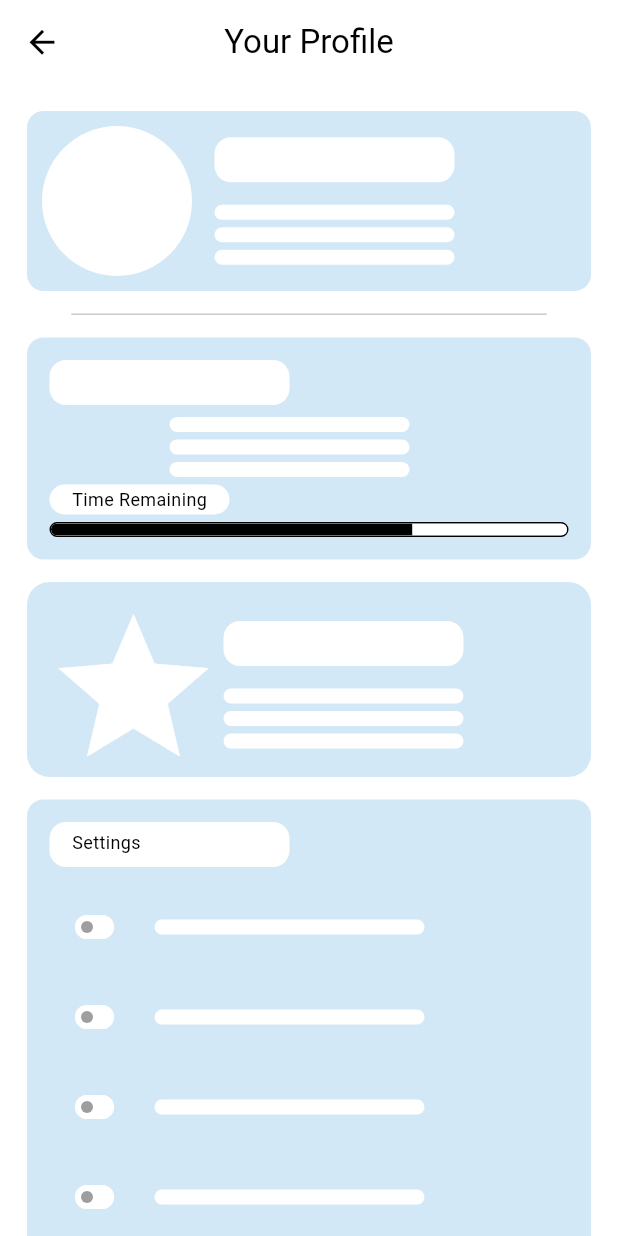
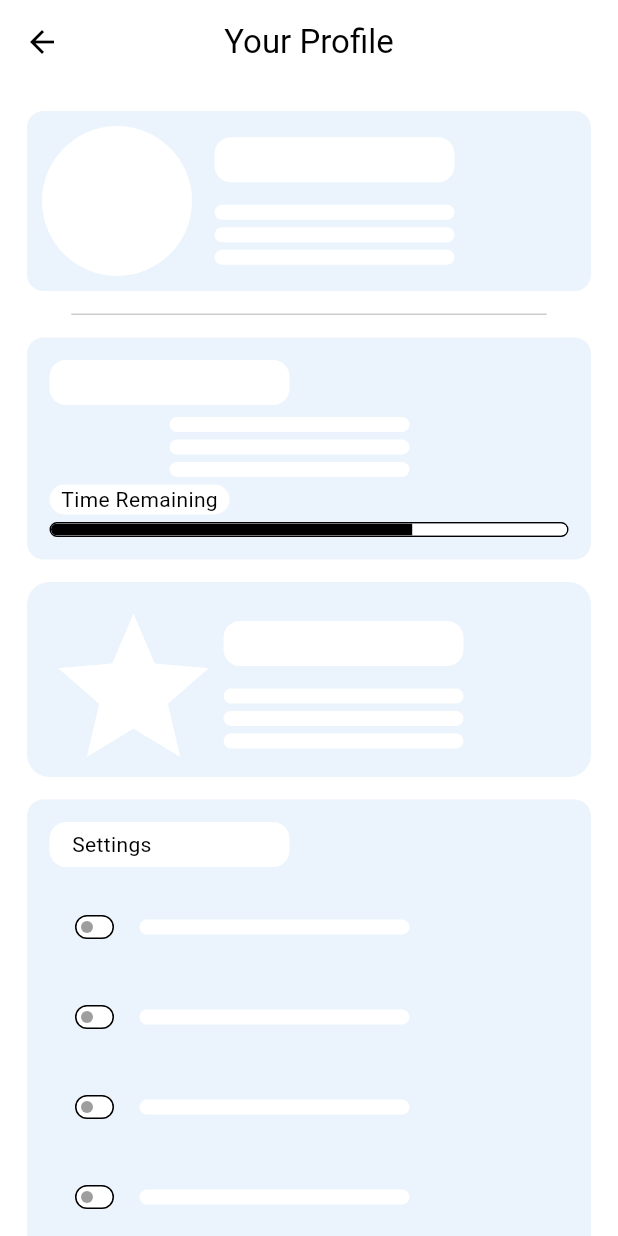
Before and after one commit to RushirajRavalji/GearCare, a Flutter app: the ProfileScreen screen opened directly, on a phone screen of 412 x 824 dp. Run offline on Flutter 3.47's test engine with Material 3 defaults, Android fonts, the phone set to English and light mode, and no system bars.

Commit message:
updated ui

```diff
--- a/lib/Design/profile.dart
+++ b/lib/Design/profile.dart
@@ -1,119 +1,75 @@
 import 'package:flutter/material.dart';
+import 'package:gearcare/theme.dart';
 
 class ProfileScreen extends StatefulWidget {
   const ProfileScreen({super.key});
 
   @override
-  _ProfileScreenState createState() => _ProfileScreenState();
+  State<ProfileScreen> createState() => _ProfileScreenState();
 }
 
 class _ProfileScreenState extends State<ProfileScreen> {
-  Color c1 = const Color.fromRGBO(211, 232, 246, 1);
-  double w = 0;
-
-  // List to store switch states
-  List<bool> switchValues = List.generate(8, (index) => false);
+  final List<bool> _switchValues = List.generate(8, (index) => false);
 
   @override
   Widget build(BuildContext context) {
-    w = MediaQuery.of(context).size.width;
+    final appColors = Theme.of(context).extension<AppColors>()!;
 
     return Scaffold(
-      backgroundColor: Colors.white,
       appBar: AppBar(
         backgroundColor: Colors.white,
         elevation: 0,
         leading: IconButton(
-          icon: Icon(Icons.arrow_back, color: Colors.black, size: 25),
+          icon: const Icon(Icons.arrow_back, color: Colors.black),
           onPressed: () => Navigator.pop(context),
         ),
-        title: Text(
+        title: const Text(
           "Your Profile",
           style: TextStyle(color: Colors.black, fontSize: 22),
         ),
         centerTitle: true,
       ),
       body: SingleChildScrollView(
-        padding: EdgeInsets.all(18),
+        padding: const EdgeInsets.all(18),
         child: Column(
-          crossAxisAlignment: CrossAxisAlignment.center,
           children: [
-            //! Profile Section
-            _buildProfileSection(),
-
-            SizedBox(height: 15),
+            _buildProfileSection(appColors),
+            const SizedBox(height: 15),
             _buildDivider(),
-            SizedBox(height: 15),
-
-            //! Subscription Box with Progress
-            _buildSubscriptionBox(),
-
-            SizedBox(height: 15),
-
-            //! Rewards Section
-            _buildRewardsSection(),
-
-            SizedBox(height: 15),
-
-            //! Settings Section (with Toggles)
-            _buildSettingsSection(),
-
-            SizedBox(height: 20),
-
-            //! Logout Button
-            SizedBox(
-              width: 170,
-              height: 40,
-              child: ElevatedButton(
-                style: ElevatedButton.styleFrom(
-                  backgroundColor: Colors.black,
-                  shape: RoundedRectangleBorder(
-                    borderRadius: BorderRadius.circular(10),
-                  ),
-                  padding: EdgeInsets.only(),
-                ),
-                onPressed: () {},
-                child: Row(
-                  mainAxisSize: MainAxisSize.min,
-                  children: [
-                    Text(
-                      "Logout",
-                      style: TextStyle(color: Colors.white, fontSize: 16),
-                    ),
-                    SizedBox(width: 10),
-                    Icon(Icons.logout, color: Colors.white, size: 18),
-                  ],
-                ),
-              ),
-            ),
+            const SizedBox(height: 15),
+            _buildSubscriptionBox(appColors),
+            const SizedBox(height: 15),
+            _buildRewardsSection(appColors),
+            const SizedBox(height: 15),
+            _buildSettingsSection(appColors),
+            const SizedBox(height: 20),
+            const _LogoutButton(),
           ],
         ),
       ),
     );
   }
 
-  //! Profile Section
-  Widget _buildProfileSection() {
+  Widget _buildProfileSection(AppColors appColors) {
     return Container(
-      padding: EdgeInsets.all(10),
-      width: w,
+      padding: const EdgeInsets.all(10),
       decoration: BoxDecoration(
-        color: c1,
+        color: appColors.lightBlue,
         borderRadius: BorderRadius.circular(11),
       ),
       child: Row(
         children: [
-          CircleAvatar(radius: 50, backgroundColor: Colors.white),
-          SizedBox(width: 15),
+          const CircleAvatar(radius: 50, backgroundColor: Colors.white),
+          const SizedBox(width: 15),
           Column(
             crossAxisAlignment: CrossAxisAlignment.start,
             children: [
               _buildPlaceholderBox(height: 30),
-              SizedBox(height: 15),
+              const SizedBox(height: 15),
               _buildPlaceholderBox(),
-              SizedBox(height: 5),
+              const SizedBox(height: 5),
               _buildPlaceholderBox(),
-              SizedBox(height: 5),
+              const SizedBox(height: 5),
               _buildPlaceholderBox(),
             ],
           ),
@@ -122,33 +78,31 @@ class _ProfileScreenState extends State<ProfileScreen> {
     );
   }
 
-  //! Subscription Section
-  Widget _buildSubscriptionBox() {
+  Widget _buildSubscriptionBox(AppColors appColors) {
     return Container(
-      padding: EdgeInsets.all(15),
-      width: w,
+      padding: const EdgeInsets.all(15),
       decoration: BoxDecoration(
-        color: c1,
+        color: appColors.lightBlue,
         borderRadius: BorderRadius.circular(11),
       ),
       child: Column(
         crossAxisAlignment: CrossAxisAlignment.start,
         children: [
           _buildPlaceholderBox(height: 30),
-          SizedBox(height: 8),
-          Padding(
-            padding: const EdgeInsets.only(left: 80),
+          const SizedBox(height: 8),
+          const Padding(
+            padding: EdgeInsets.only(left: 80),
             child: Column(
               children: [
-                _buildPlaceholderBox(),
+                _PlaceholderBox(),
                 SizedBox(height: 5),
-                _buildPlaceholderBox(),
+                _PlaceholderBox(),
                 SizedBox(height: 5),
-                _buildPlaceholderBox(),
+                _PlaceholderBox(),
               ],
             ),
           ),
-          SizedBox(height: 5),
+          const SizedBox(height: 5),
           Container(
             width: 120,
             height: 20,
@@ -156,11 +110,9 @@ class _ProfileScreenState extends State<ProfileScreen> {
               color: Colors.white,
               borderRadius: BorderRadius.circular(12),
             ),
-            child: Center(
-              child: Text("Time Remaining", style: TextStyle(fontSize: 12)),
+            child: const Center(child: Text("Time Remaining")),
           ),
-          ),
-          SizedBox(height: 5),
+          const SizedBox(height: 5),
           Container(
             decoration: BoxDecoration(
               borderRadius: BorderRadius.circular(10),
@@ -171,7 +123,7 @@ class _ProfileScreenState extends State<ProfileScreen> {
               child: LinearProgressIndicator(
                 value: 0.7,
                 backgroundColor: Colors.white,
-                valueColor: AlwaysStoppedAnimation<Color>(Colors.black),
+                valueColor: const AlwaysStoppedAnimation<Color>(Colors.black),
                 minHeight: 8,
               ),
             ),
@@ -181,31 +133,28 @@ class _ProfileScreenState extends State<ProfileScreen> {
     );
   }
 
-  //! Rewards Section
-  Widget _buildRewardsSection() {
+  Widget _buildRewardsSection(AppColors appColors) {
     return Container(
-      padding: EdgeInsets.all(11),
-      width: w,
+      padding: const EdgeInsets.all(11),
       height: 130,
       decoration: BoxDecoration(
-        color: c1,
+        color: appColors.lightBlue,
         borderRadius: BorderRadius.circular(15),
       ),
       child: Row(
         crossAxisAlignment: CrossAxisAlignment.start,
         children: [
-          Icon(Icons.star, size: 120, color: Colors.white),
-
+          const Icon(Icons.star, size: 120, color: Colors.white),
           Column(
             crossAxisAlignment: CrossAxisAlignment.start,
             children: [
-              SizedBox(height: 15),
+              const SizedBox(height: 15),
               _buildPlaceholderBox(height: 30),
-              SizedBox(height: 15),
+              const SizedBox(height: 15),
               _buildPlaceholderBox(),
-              SizedBox(height: 5),
+              const SizedBox(height: 5),
               _buildPlaceholderBox(),
-              SizedBox(height: 5),
+              const SizedBox(height: 5),
               _buildPlaceholderBox(),
             ],
           ),
@@ -214,13 +163,11 @@ class _ProfileScreenState extends State<ProfileScreen> {
     );
   }
 
-  //! Settings Section (with Switches)
-  Widget _buildSettingsSection() {
+  Widget _buildSettingsSection(AppColors appColors) {
     return Container(
-      padding: EdgeInsets.all(15),
-      width: w,
+      padding: const EdgeInsets.all(15),
       decoration: BoxDecoration(
-        color: c1,
+        color: appColors.lightBlue,
         borderRadius: BorderRadius.circular(11),
       ),
       child: Column(
@@ -233,73 +180,46 @@ class _ProfileScreenState extends State<ProfileScreen> {
               color: Colors.white,
               borderRadius: BorderRadius.circular(11),
             ),
-            child: Padding(
-              padding: const EdgeInsets.only(top: 5, left: 15),
-              child: Text("Settings", style: TextStyle(fontSize: 12)),
+            child: const Padding(
+              padding: EdgeInsets.only(top: 5, left: 15),
+              child: Text("Settings"),
             ),
           ),
-          SizedBox(height: 10),
-          //! ListView for switches
+          const SizedBox(height: 10),
           ListView.builder(
             shrinkWrap: true,
-            physics: NeverScrollableScrollPhysics(),
-            itemCount: switchValues.length,
-            itemBuilder: (context, index) {
+            physics: const NeverScrollableScrollPhysics(),
+            itemCount: _switchValues.length,
+            itemBuilder: (context, index) => _buildSwitchRow(index),
+          ),
+        ],
+      ),
+    );
+  }
+
+  Widget _buildSwitchRow(int index) {
     return Padding(
       padding: const EdgeInsets.symmetric(vertical: 6),
       child: Row(
         children: [
-                    // Toggle switch
           Transform.scale(
             scale: 0.5,
             child: Switch(
-                        value: switchValues[index],
-                        onChanged: (value) {
-                          setState(() {
-                            switchValues[index] = value;
-                          });
-                        },
+              value: _switchValues[index],
+              onChanged:
+                  (value) => setState(() => _switchValues[index] = value),
               activeColor: Colors.grey,
               activeTrackColor: Colors.white,
               inactiveThumbColor: Colors.grey,
               inactiveTrackColor: Colors.white,
             ),
           ),
-
-                    SizedBox(width: 10),
-                    //! White placeholder bar
-                    Column(
-                      children: [
-                        Container(
-                          height: 10,
-                          width: 180,
-                          decoration: BoxDecoration(
-                            color: Colors.white,
-                            borderRadius: BorderRadius.circular(11),
-                          ),
-                        ),
-                      ],
-                    ),
-                  ],
-                ),
-              );
-            },
-          ),
+          const Column(children: [_PlaceholderBox(width: 180, height: 10)]),
         ],
       ),
     );
   }
 
-  //! Helper: Divider
-  Widget _buildDivider() {
-    return Container(
-      width: w / 1.3,
-      height: 1,
-      color: Colors.black.withOpacity(0.2),
-    );
-  }
-
-  //! Helper: Placeholder Box
   Widget _buildPlaceholderBox({double height = 10}) {
     return Container(
       height: height,
@@ -310,4 +230,51 @@ class _ProfileScreenState extends State<ProfileScreen> {
       ),
     );
   }
+
+  Widget _buildDivider() {
+    return Container(
+      width: MediaQuery.of(context).size.width / 1.3,
+      height: 1,
+      color: Colors.black.withOpacity(0.2),
+    );
   }
+}
+
+class _LogoutButton extends StatelessWidget {
+  const _LogoutButton();
+
+  @override
+  Widget build(BuildContext context) {
+    return ElevatedButton(
+      onPressed: () {},
+      style: ElevatedButton.styleFrom(fixedSize: const Size(170, 40)),
+      child: const Row(
+        mainAxisSize: MainAxisSize.min,
+        children: [
+          Text("Logout"),
+          SizedBox(width: 10),
+          Icon(Icons.logout, size: 18),
+        ],
+      ),
+    );
+  }
+}
+
+class _PlaceholderBox extends StatelessWidget {
+  final double width;
+  final double height;
+
+  const _PlaceholderBox({this.width = 160, this.height = 10});
+
+  @override
+  Widget build(BuildContext context) {
+    return Container(
+      height: height,
+      width: width,
+      decoration: BoxDecoration(
+        color: Colors.white,
+        borderRadius: BorderRadius.circular(11),
+      ),
+    );
+  }
+}
--- /dev/null
+++ b/lib/theme.dart
@@ -0,0 +1,70 @@
+import 'package:flutter/material.dart';
+
+class AppTheme {
+  static const Color primaryColor = Color(0xFFC3E2F6);
+  static const Color secondaryColor = Color(0xFF2E576C);
+  static const Color lightBlue = Color(0xFFEBF4FC);
+  static const Color backgroundLight = Color(0xFFFCFCFC);
+  static const Color darkColor = Color(0xFF232628);
+  static const Color buttonColor = Color(0xFF2E576C);
+  static const Color buttonTextColor = Color(0xFFFFFFFF);
+  static const Color iconColor = Color(0xFF43423D);
+  static const Color progressIndicatorColor = Color(0xFF2E576C);
+  static const Color disabledColor = Color(0x40000000); // 25% opacity black
+  static const Color black = Color(0xFF000000);
+  static const Color white = Color(0xFFFFFFFF);
+
+  static ThemeData get lightTheme {
+    return ThemeData(
+      colorScheme: const ColorScheme.light(
+        primary: primaryColor,
+        secondary: secondaryColor,
+        background: backgroundLight,
+        surface: white,
+      ),
+      appBarTheme: const AppBarTheme(
+        backgroundColor: primaryColor,
+        titleTextStyle: TextStyle(color: black, fontSize: 20),
+      ),
+      iconTheme: const IconThemeData(color: iconColor),
+      elevatedButtonTheme: ElevatedButtonThemeData(
+        style: ElevatedButton.styleFrom(
+          backgroundColor: buttonColor,
+          foregroundColor: buttonTextColor,
+          shape: RoundedRectangleBorder(
+            borderRadius: BorderRadius.circular(11),
+          ),
+        ),
+      ),
+      extensions: const <ThemeExtension<dynamic>>[
+        AppColors(lightBlue: lightBlue, darkColor: darkColor),
+      ],
+    );
+  }
+}
+
+class AppColors extends ThemeExtension<AppColors> {
+  final Color lightBlue;
+  final Color darkColor;
+
+  const AppColors({required this.lightBlue, required this.darkColor});
+
+  @override
+  ThemeExtension<AppColors> copyWith({Color? lightBlue, Color? darkColor}) {
+    return AppColors(
+      lightBlue: lightBlue ?? this.lightBlue,
+      darkColor: darkColor ?? this.darkColor,
+    );
+  }
+
+  @override
+  ThemeExtension<AppColors> lerp(ThemeExtension<AppColors>? other, double t) {
+    if (other is! AppColors) {
+      return this;
+    }
+    return AppColors(
+      lightBlue: Color.lerp(lightBlue, other.lightBlue, t)!,
+      darkColor: Color.lerp(darkColor, other.darkColor, t)!,
+    );
+  }
+}
```
Also changed, not shown: lib/Design/addproduct.dart (+9 -7 lines), lib/Design/home.dart (+5 -3 lines), lib/Design/layout1.dart (+25 -9 lines), lib/Design/rentscreen.dart (+61 -86 lines), lib/main.dart (+6 -18 lines). Lines whose indentation alone changed are shown as unchanged.
